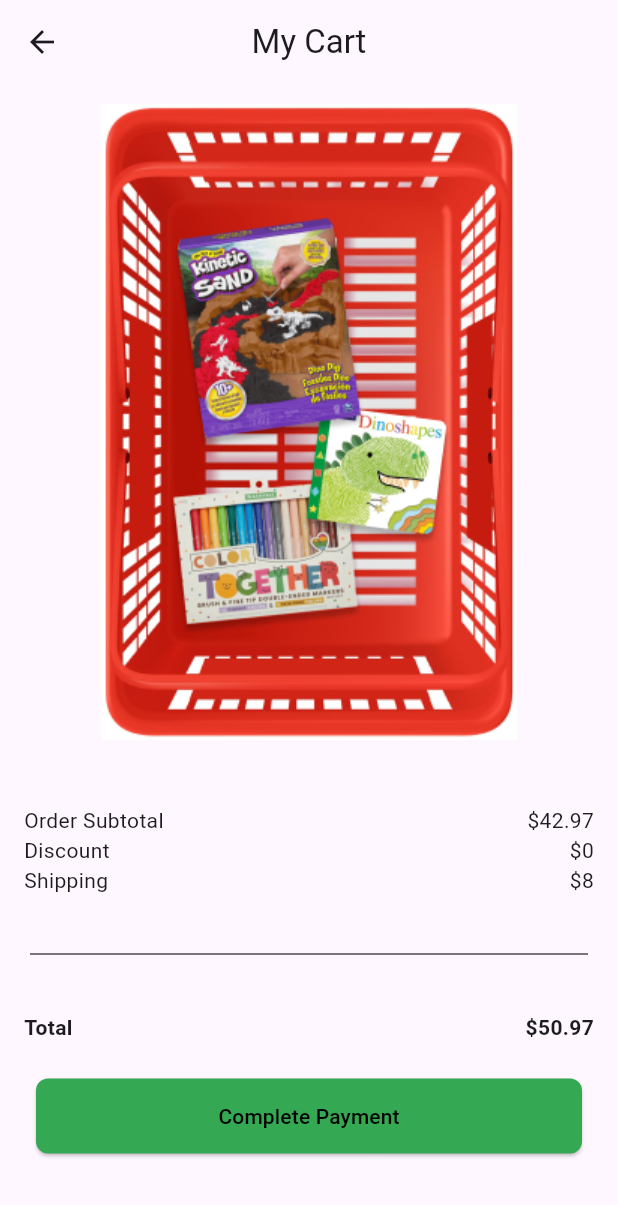
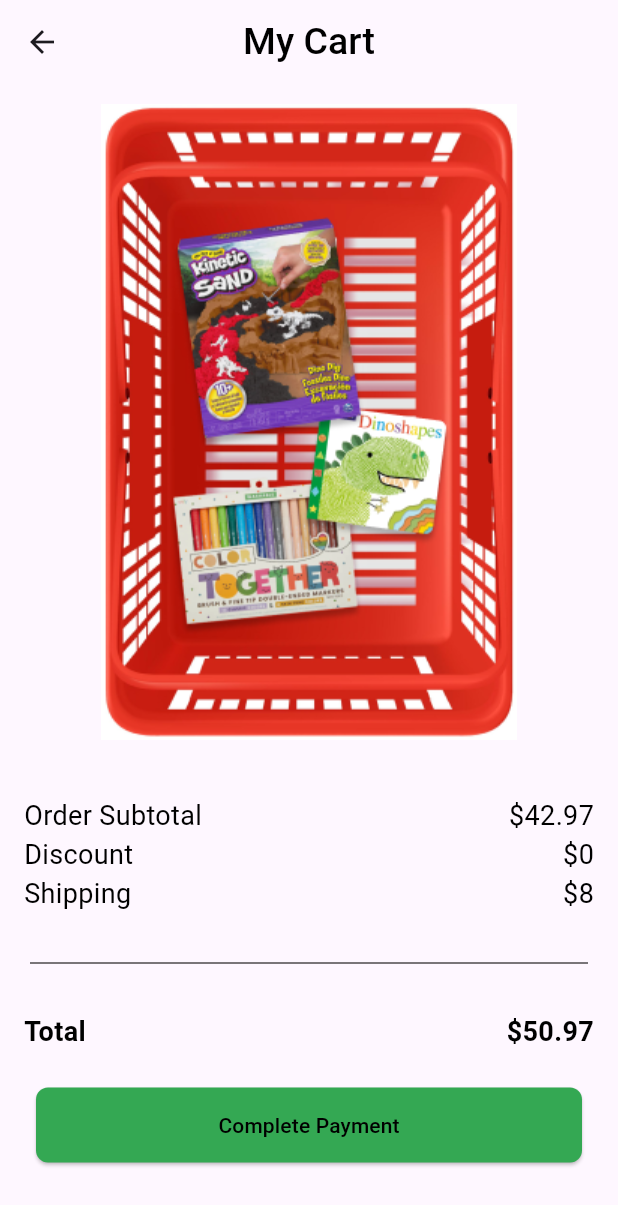
Before and after one commit to AlaaSharshera/checkout_payment_flutter, a Flutter app: the MycartView screen opened directly, on a phone screen of 412 x 824 dp. Shown: the top 1205 px of the screen. Run offline on Flutter 3.47's test engine with Material 3 defaults, Android fonts, the phone set to English and light mode, and no system bars.

Commit message:
add text styles

```diff
--- /dev/null
+++ b/lib/core/utils/styles.dart
@@ -0,0 +1,12 @@
+import 'package:flutter/material.dart';
+
+abstract class Styles {
+  static const TextStyle style25 =
+      TextStyle(color: Colors.black, fontSize: 25, fontWeight: FontWeight.w500);
+
+  static const TextStyle style18 =
+      TextStyle(color: Colors.black, fontSize: 18, fontWeight: FontWeight.w400);
+
+  static const TextStyle style24 =
+      TextStyle(color: Colors.black, fontSize: 18, fontWeight: FontWeight.w600);
+}
--- a/lib/main.dart
+++ b/lib/main.dart
@@ -1,6 +1,5 @@
 import 'package:flutter/material.dart';
 import 'package:payment_checkout/views/mycart_view.dart';
-import 'package:payment_checkout/views/payment_details_view.dart';
 
 void main() {
   runApp(const CheckoutApp());
@@ -13,7 +12,7 @@ class CheckoutApp extends StatelessWidget {
   Widget build(BuildContext context) {
     return const MaterialApp(
       debugShowCheckedModeBanner: false,
-      home: PaymentDetailsView(),
+      home: MycartView(),
     );
   }
 }
--- a/lib/views/mycart_view.dart
+++ b/lib/views/mycart_view.dart
@@ -1,4 +1,5 @@
 import 'package:flutter/material.dart';
+import 'package:payment_checkout/core/utils/styles.dart';
 import 'package:payment_checkout/widgets/custom_appbar.dart';
 import 'package:payment_checkout/widgets/custom_button.dart';
 import 'package:payment_checkout/widgets/custom_checkout_row.dart';
@@ -22,9 +23,14 @@ class MycartView extends StatelessWidget {
             const Spacer(
               flex: 1,
             ),
-            customCheckoutRow(service: "Order Subtotal", price: "\$42.97"),
-            customCheckoutRow(service: "Discount", price: "\$0"),
-            customCheckoutRow(service: "Shipping", price: "\$8"),
+            customCheckoutRow(
+                service: "Order Subtotal",
+                price: "\$42.97",
+                style: Styles.style18),
+            customCheckoutRow(
+                service: "Discount", price: "\$0", style: Styles.style18),
+            customCheckoutRow(
+                service: "Shipping", price: "\$8", style: Styles.style18),
             const Spacer(
               flex: 1,
             ),
@@ -38,7 +44,7 @@ class MycartView extends StatelessWidget {
               flex: 1,
             ),
             customCheckoutRow(
-                service: "Total", price: "\$50.97", fw: FontWeight.bold),
+                service: "Total", price: "\$50.97", style: Styles.style24),
             customButton(text: "Complete Payment", onPressed: () {}),
             const Spacer(
               flex: 1,
--- a/lib/widgets/custom_appbar.dart
+++ b/lib/widgets/custom_appbar.dart
@@ -1,9 +1,13 @@
 import 'package:flutter/material.dart';
+import 'package:payment_checkout/core/utils/styles.dart';
 
 PreferredSizeWidget customAppBar({String? title}) {
   return AppBar(
     centerTitle: true,
     leading: IconButton(onPressed: () {}, icon: const Icon(Icons.arrow_back)),
-    title: Text(title!),
+    title: Text(
+      title!,
+      style: Styles.style25,
+    ),
   );
 }
--- a/lib/widgets/custom_checkout_row.dart
+++ b/lib/widgets/custom_checkout_row.dart
@@ -1,9 +1,10 @@
 import 'package:flutter/material.dart';
 
-Widget customCheckoutRow(
-    {required String service,
-    required String price,
-    FontWeight fw = FontWeight.w400}) {
+Widget customCheckoutRow({
+  required String service,
+  required String price,
+  required TextStyle style,
+}) {
   return Padding(
     padding: const EdgeInsets.symmetric(horizontal: 16.0),
     child: Row(
@@ -11,9 +12,12 @@ Widget customCheckoutRow(
       children: [
         Text(
           service,
-          style: TextStyle(fontWeight: fw),
+          style: style,
         ),
-        Text(price, style: TextStyle(fontWeight: fw))
+        Text(
+          price,
+          style: style,
+        )
       ],
     ),
   );
```
